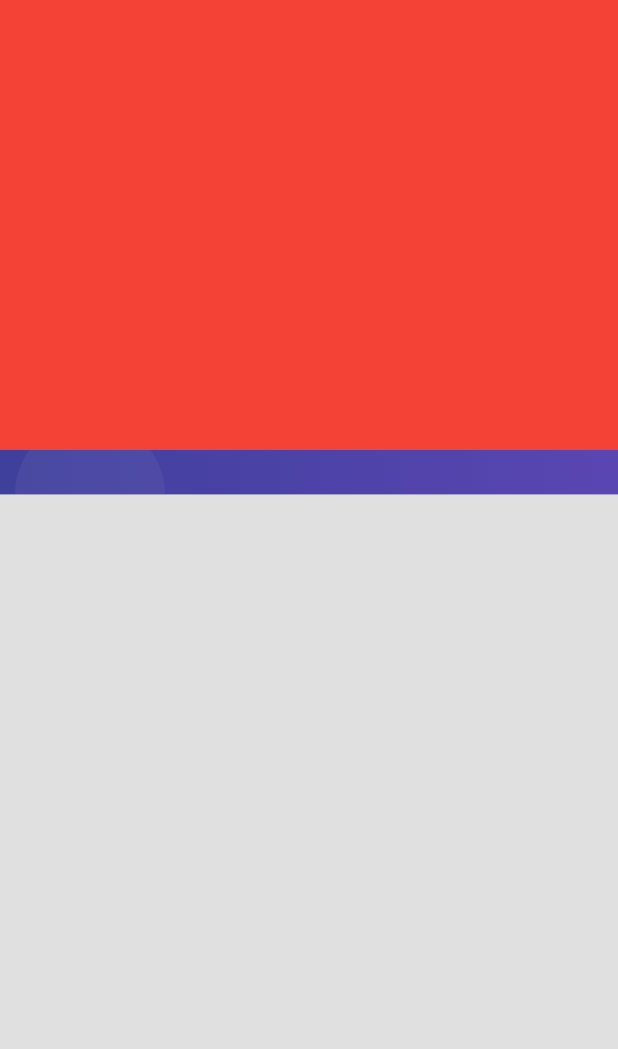
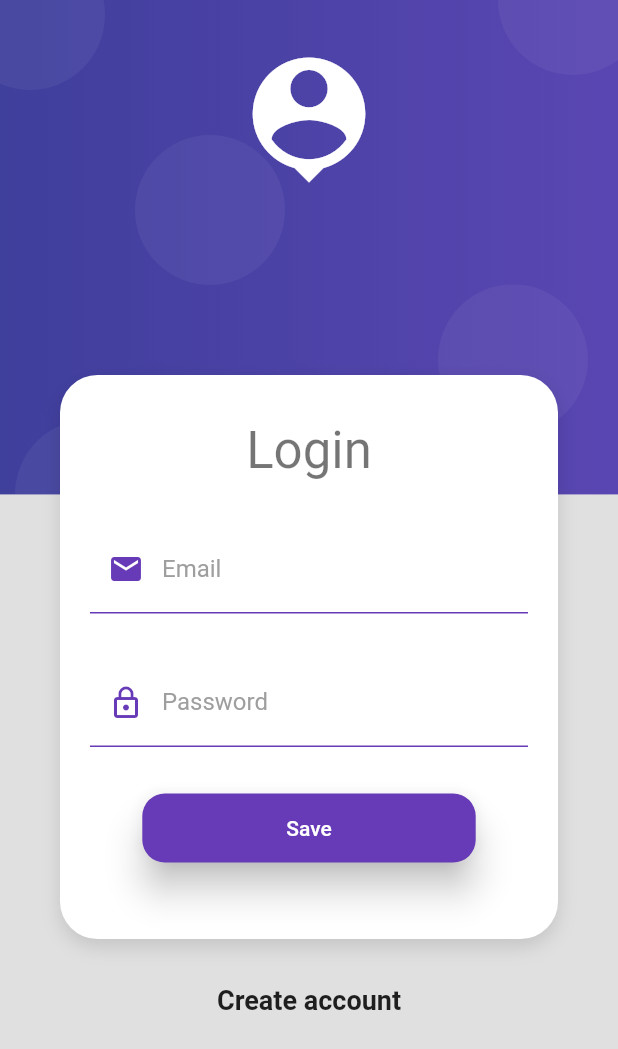
Before and after one commit to ferchodeleon/productos_app, a Flutter app: the screen it shows after launch, on a phone screen of 412 x 824 dp. Shown: the top 1049 px of the screen. Run offline on Flutter 3.47's test engine with Material 2 defaults, Android fonts, the phone set to English and light mode, and no system bars.

Commit message:
Page login screen with validate email and password

```diff
--- a/lib/screens/login_screen.dart
+++ b/lib/screens/login_screen.dart
@@ -1,18 +1,100 @@
+import 'dart:ui';
+
 import 'package:flutter/material.dart';
+import 'package:products_app/ui/input_decorations.dart';
 import 'package:products_app/widgets/widgets.dart';
 
+///Page login and validate email and password
 class LoginScreen extends StatelessWidget {
+  // ignore: public_member_api_docs
   const LoginScreen({Key key}) : super(key: key);
 
   @override
   Widget build(BuildContext context) {
     return Scaffold(
       body: AuthBackground(
-        child: Container(
-          width: double.infinity,
-          height: 300,
-          color: Colors.red,
+          child: SingleChildScrollView(
+        child: Column(
+          children: [
+            const SizedBox(height: 250.0),
+            CardContainer(
+              chill: Column(
+                children: [
+                  const SizedBox(height: 10.0),
+                  Text('Login', style: Theme.of(context).textTheme.headline4),
+                  const SizedBox(height: 30.0),
+                  _LoginForm()
+                ],
+              ),
+            ),
+            const SizedBox(height: 30.0),
+            const Text(
+              'Create account',
+              style: TextStyle(fontSize: 18.0, fontWeight: FontWeight.bold),
+            )
+          ],
         ),
+      )),
+    );
+  }
+}
+
+class _LoginForm extends StatelessWidget {
+  @override
+  Widget build(BuildContext context) {
+    return Form(
+      autovalidateMode: AutovalidateMode.onUserInteraction,
+      child: Column(
+        children: [
+          TextFormField(
+            autocorrect: false,
+            keyboardType: TextInputType.emailAddress,
+            decoration: InputDecorations.authInputDecoration(
+              labelText: 'Email',
+              hintText: 'email@gmail.com',
+              prefixIcon: Icons.email,
+            ),
+            validator: (value) {
+              const String pattern =
+                  r'^(([^<>()[\]\\.,;:\s@\"]+(\.[^<>()[\]\\.,;:\s@\"]+)*)|(\".+\"))@((\[[0-9]{1,3}\.[0-9]{1,3}\.[0-9]{1,3}\.[0-9]{1,3}\])|(([a-zA-Z\-0-9]+\.)+[a-zA-Z]{2,}))$';
+              final RegExp regExp = RegExp(pattern);
+
+              return regExp.hasMatch(value ?? '') ? null : 'Email incorrect';
+            },
+          ),
+          const SizedBox(height: 30.0),
+          TextFormField(
+            autocorrect: false,
+            obscureText: true,
+            keyboardType: TextInputType.emailAddress,
+            decoration: InputDecorations.authInputDecoration(
+              labelText: 'Password',
+              hintText: '',
+              prefixIcon: Icons.lock_outline,
+            ),
+            validator: (value) {
+              return (value != null && value.length >= 6)
+                  ? null
+                  : 'The password most be higher of 6 character';
+            },
+          ),
+          const SizedBox(height: 30.0),
+          MaterialButton(
+            shape: RoundedRectangleBorder(
+                borderRadius: BorderRadius.circular(15.0)),
+            disabledColor: Colors.grey,
+            color: Colors.deepPurple,
+            elevation: 10.0,
+            onPressed: () {
+              ///TODO: Login form
+            },
+            child: Container(
+              padding: const EdgeInsets.symmetric(horizontal: 80, vertical: 15),
+              child: const Text('Save', style: TextStyle(color: Colors.white)),
+            ),
+          ),
+          const SizedBox(height: 30.0),
+        ],
       ),
     );
   }
```
